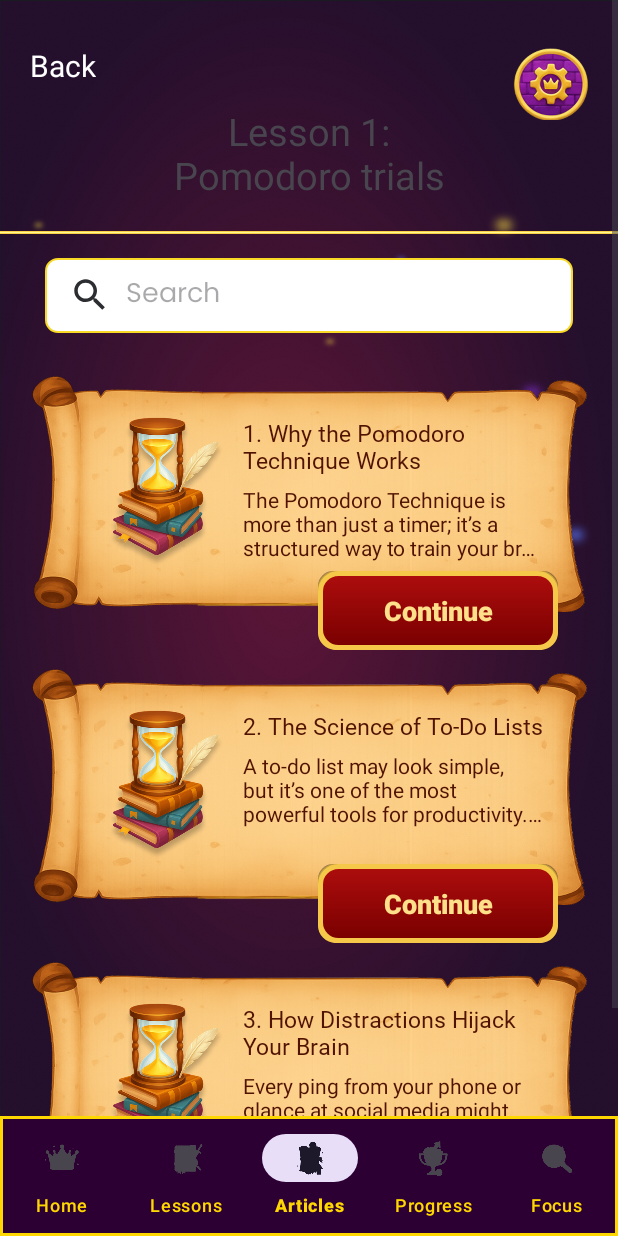
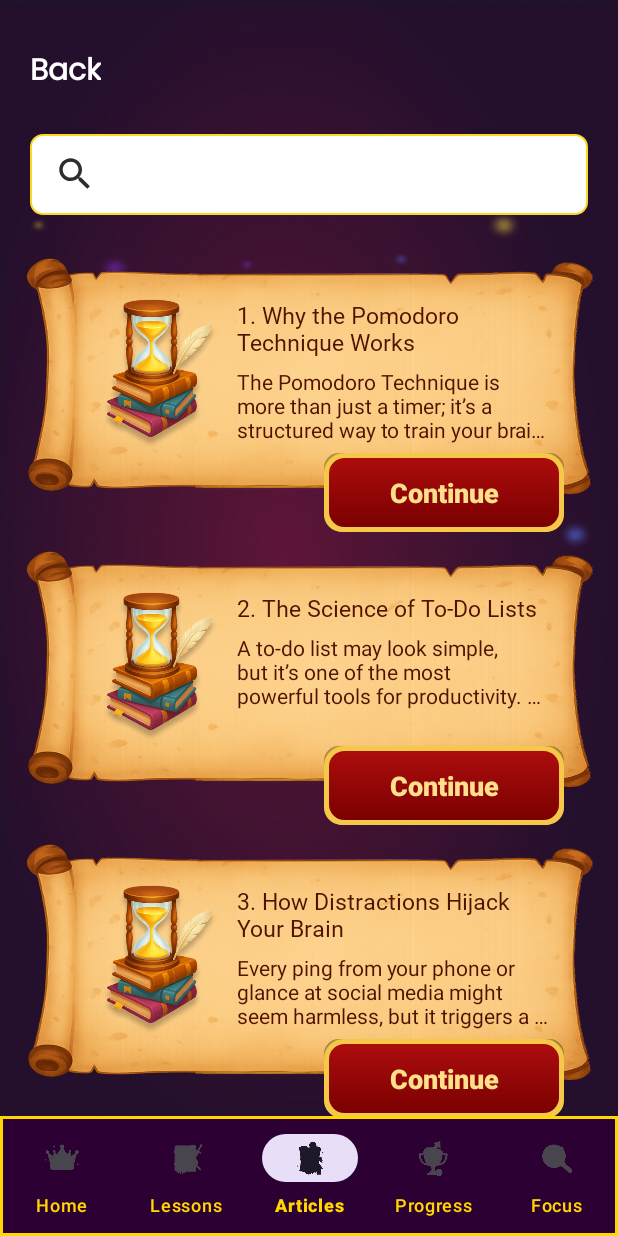
Before and after one commit to DanielMamytov/tesatyla, an Android app: the ArticleFragment screen opened through its navigation route, on a phone screen of 412 x 824 dp. Run offline under Robolectric (Android 15) with nearby library versions, the phone set to English and light mode, and no system bars; our stand-ins replace navigation-ui.

Commit message:
Implement Articles screen search and navigation

```diff
--- a/app/src/main/java/sr/otaryp/tesatyla/presentation/ui/article/ArticleFragment.kt
+++ b/app/src/main/java/sr/otaryp/tesatyla/presentation/ui/article/ArticleFragment.kt
@@ -4,13 +4,14 @@ import android.os.Bundle
 import android.view.LayoutInflater
 import android.view.View
 import android.view.ViewGroup
+import androidx.core.view.isVisible
+import androidx.core.widget.doAfterTextChanged
 import androidx.fragment.app.Fragment
 import androidx.navigation.fragment.findNavController
 import androidx.recyclerview.widget.LinearLayoutManager
 import sr.otaryp.tesatyla.R
 import sr.otaryp.tesatyla.data.content.InspirationRepository
 import sr.otaryp.tesatyla.databinding.FragmentArticleBinding
-import sr.otaryp.tesatyla.databinding.ItemArticleSummaryBinding
 
 class ArticleFragment : Fragment() {
 
@@ -18,6 +19,7 @@ class ArticleFragment : Fragment() {
     private val binding get() = _binding!!
 
     private lateinit var adapter: ArticleAdapter
+    private val allArticles = InspirationRepository.getArticles()
 
     override fun onCreateView(
         inflater: LayoutInflater,
@@ -31,27 +33,55 @@ class ArticleFragment : Fragment() {
     override fun onViewCreated(view: View, savedInstanceState: Bundle?) {
         super.onViewCreated(view, savedInstanceState)
 
+        setupRecyclerView()
+        setupSearchBar()
+        setupBackButton()
+
+        showArticles(allArticles)
+    }
+
+    private fun setupRecyclerView() {
         adapter = ArticleAdapter(
-            onItemClick = { article -> openDetail(article.id) },
-            onContinueClick = { article -> openDetail(article.id) }
+            onItemClick = { article -> openDetail(article) },
+            onContinueClick = { article -> openDetail(article) }
         )
-
         binding.recyclerView.layoutManager = LinearLayoutManager(requireContext())
         binding.recyclerView.adapter = adapter
-//        binding.recyclerView.addItemDecoration(VerticalSpaceItemDecoration(6))
-
-        // подаем 10 статей в список
-        adapter.submitList(InspirationRepository.getArticles())
     }
 
-    private fun openDetail(articleId: Int) {
-        // Если используешь SafeArgs:
-        // val action = ArticleFragmentDirections.actionArticleFragmentToArticleDetailFragment(articleId)
-        // findNavController().navigate(action)
+    private fun setupSearchBar() {
+        binding.searchBar.doAfterTextChanged { text ->
+            val query = text?.toString().orEmpty()
+            val filtered = if (query.isBlank()) {
+                allArticles
+            } else {
+                allArticles.filter { article ->
+                    article.title.contains(query, ignoreCase = true) ||
+                        article.content.contains(query, ignoreCase = true)
+                }
+            }
+            showArticles(filtered)
+        }
+    }
 
-//        // Универсально через Bundle:
-//        val args = bundleOf("article_id" to articleId)
-//        findNavController().navigate(R.id.action_articleFragment_to_articleDetailFragment, args)
+    private fun setupBackButton() {
+        binding.buttonBack.setOnClickListener {
+            findNavController().navigate(R.id.nav_home)
+        }
+    }
+
+    private fun showArticles(articles: List<InspirationRepository.Article>) {
+        adapter.submitList(articles)
+        binding.recyclerView.isVisible = articles.isNotEmpty()
+        binding.textEmptyState.isVisible = articles.isEmpty()
+    }
+
+    private fun openDetail(article: InspirationRepository.Article) {
+        val directions = ArticleFragmentDirections.actionNavArticlesToArticleDetailFragment(
+            articleTitle = article.title,
+            articleContent = article.content
+        )
+        findNavController().navigate(directions)
     }
 
     override fun onDestroyView() {
--- a/app/src/main/res/layout/fragment_article.xml
+++ b/app/src/main/res/layout/fragment_article.xml
@@ -1,86 +1,76 @@
 <?xml version="1.0" encoding="utf-8"?>
-<ScrollView xmlns:android="http://schemas.android.com/apk/res/android"
+<androidx.constraintlayout.widget.ConstraintLayout xmlns:android="http://schemas.android.com/apk/res/android"
+    xmlns:app="http://schemas.android.com/apk/res-auto"
     xmlns:tools="http://schemas.android.com/tools"
     android:layout_width="match_parent"
     android:layout_height="match_parent"
     android:background="@drawable/article_fragment_bg"
     tools:context=".presentation.ui.article.ArticleFragment">
 
-    <LinearLayout
-        android:layout_width="match_parent"
-        android:layout_height="match_parent"
-        android:orientation="vertical">
-
-
-
-        <FrameLayout
-            android:layout_width="match_parent"
-            android:layout_height="match_parent"
-            android:paddingTop="30dp">
-
     <TextView
-                android:id="@+id/btnBack"
+        android:id="@+id/buttonBack"
         android:layout_width="wrap_content"
         android:layout_height="wrap_content"
         android:layout_marginStart="20dp"
-                android:text="Back"
+        android:layout_marginTop="32dp"
+        android:fontFamily="@font/poppins_regular"
+        android:text="@string/article_back"
         android:textColor="@color/white"
-                android:textSize="20sp" />
+        android:textSize="20sp"
+        android:textStyle="bold"
+        app:layout_constraintStart_toStartOf="parent"
+        app:layout_constraintTop_toTopOf="parent" />
 
-            <ImageView
-                android:layout_width="50dp"
-                android:layout_height="50dp"
-                android:layout_gravity="end"
-                android:layout_marginEnd="20dp"
-                android:src="@drawable/settings_bg" />
-
-            <TextView
-                android:layout_width="wrap_content"
+    <androidx.appcompat.widget.AppCompatEditText
+        android:id="@+id/searchBar"
+        android:layout_width="0dp"
         android:layout_height="wrap_content"
-                android:layout_gravity="bottom|center"
-                android:layout_marginTop="20dp"
-                android:layout_marginBottom="10dp"
-                android:gravity="center"
-                android:paddingTop="20dp"
-                android:text="Lesson 1:\nPomodoro trials"
-                android:textSize="25sp" />
-
-
-        </FrameLayout>
-
-        <View
-            android:id="@+id/goldDivider"
-            android:layout_width="match_parent"
-            android:layout_height="2dp"
-            android:layout_marginTop="10dp"
-            android:background="@drawable/gradient_view"
-            />
-
-        <EditText
-            android:id="@+id/search_bar"
-            android:layout_width="match_parent"
-            android:layout_height="wrap_content"
-            android:hint="Search"
+        android:layout_marginHorizontal="20dp"
+        android:layout_marginTop="24dp"
+        android:background="@drawable/search_bar_background"
+        android:drawablePadding="12dp"
+        android:drawableStart="@drawable/search_ic"
+        android:fontFamily="@font/poppins_regular"
+        android:hint="@string/article_search_hint"
+        android:inputType="text"
         android:paddingStart="16dp"
-            android:fontFamily="@font/poppins_regular"
-            android:drawablePadding="10dp"
-            android:drawableStart="@drawable/search_ic"
-            android:paddingVertical="10dp"
-            android:layout_marginHorizontal="30dp"
+        android:paddingTop="12dp"
         android:paddingEnd="16dp"
-            android:textColor="#666666A1"
-            android:background="@drawable/search_bar_background"
-            android:layout_marginTop="16dp"
-            android:layout_marginBottom="16dp" />
+        android:paddingBottom="12dp"
+        android:textColorHint="#B3FFFFFF"
+        android:textColor="@color/white"
+        app:layout_constraintEnd_toEndOf="parent"
+        app:layout_constraintStart_toStartOf="parent"
+        app:layout_constraintTop_toBottomOf="@id/buttonBack" />
 
     <androidx.recyclerview.widget.RecyclerView
         android:id="@+id/recyclerView"
-            tools:itemCount="20"
-            tools:listitem="@layout/article_item"
-            android:layout_width="match_parent"
-            android:layout_height="match_parent"
-            android:layout_marginHorizontal="20dp"/>
-    </LinearLayout>
+        android:layout_width="0dp"
+        android:layout_height="0dp"
+        android:layout_marginHorizontal="16dp"
+        android:layout_marginTop="16dp"
+        android:clipToPadding="false"
+        android:paddingBottom="16dp"
+        app:layout_constraintBottom_toBottomOf="parent"
+        app:layout_constraintEnd_toEndOf="parent"
+        app:layout_constraintStart_toStartOf="parent"
+        app:layout_constraintTop_toBottomOf="@id/searchBar"
+        tools:itemCount="10"
+        tools:listitem="@layout/article_item" />
 
+    <TextView
+        android:id="@+id/textEmptyState"
+        android:layout_width="wrap_content"
+        android:layout_height="wrap_content"
+        android:layout_marginHorizontal="32dp"
+        android:gravity="center"
+        android:text="@string/article_empty_state"
+        android:textColor="@color/white"
+        android:textSize="18sp"
+        android:visibility="gone"
+        app:layout_constraintBottom_toBottomOf="parent"
+        app:layout_constraintEnd_toEndOf="parent"
+        app:layout_constraintStart_toStartOf="parent"
+        app:layout_constraintTop_toBottomOf="@id/searchBar" />
 
-</ScrollView>
+</androidx.constraintlayout.widget.ConstraintLayout>
--- a/app/src/main/res/navigation/nav_graph.xml
+++ b/app/src/main/res/navigation/nav_graph.xml
@@ -70,7 +70,11 @@
         android:id="@+id/nav_articles"
         android:name="sr.otaryp.tesatyla.presentation.ui.article.ArticleFragment"
         android:label="Articles"
-        tools:layout="@layout/fragment_article" />
+        tools:layout="@layout/fragment_article">
+        <action
+            android:id="@+id/action_nav_articles_to_articleDetailFragment"
+            app:destination="@id/articleDetailFragment" />
+    </fragment>
 
     <fragment
         android:id="@+id/nav_progress"
--- a/app/src/main/res/values/strings.xml
+++ b/app/src/main/res/values/strings.xml
@@ -29,6 +29,8 @@ Your quests await.</string>
 
 
     <string name="article_back">Back</string>
+    <string name="article_search_hint">Search articles…</string>
+    <string name="article_empty_state">No matching articles found</string>
 
     <string name="lesson_action_continue">Continue Quest</string>
     <string name="lesson_action_repeat">Repeat Challenge</string>
```
Lines whose indentation alone changed are shown as unchanged.
